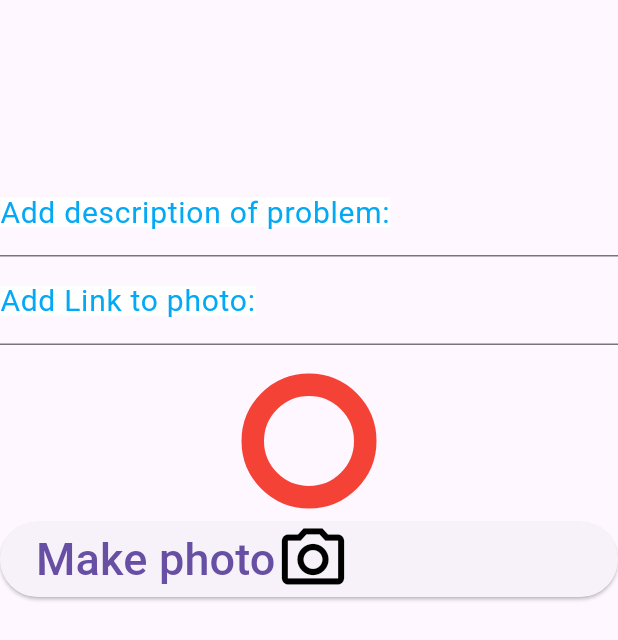
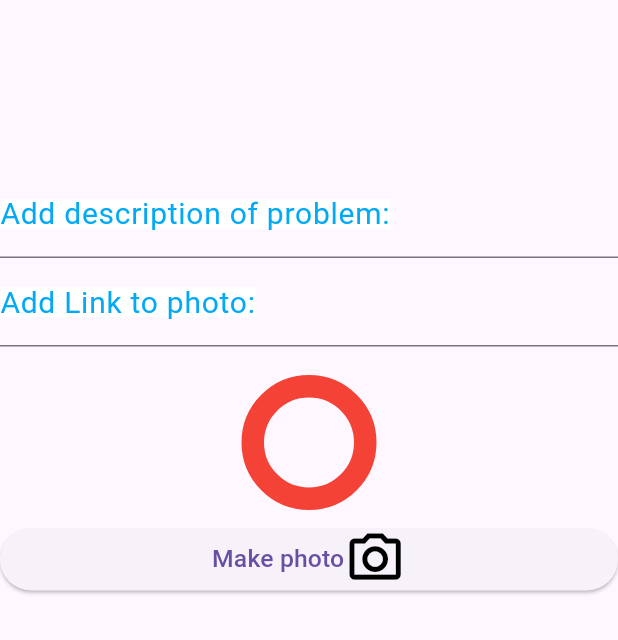
Before and after one commit to GroupeSedimat/Flutter_camion_controle_application, a Flutter app: the ValidateTask widget shown alone on an empty page, opened directly with empty values, on a phone screen of 412 x 824 dp. Shown: the top 640 px of the screen. Run offline on Flutter 3.47's test engine with Material 3 defaults, Android fonts, the phone set to English and light mode, and no system bars; our stand-ins replace cloud_firestore, firebase_auth, firebase_core, firebase_storage, flutter_spinkit, get and 1 more; accounts and stored records are empty.

Commit message:
Text button size and avatar adaptive adjust

```diff
--- a/lib/models/checklist/validate_task.dart
+++ b/lib/models/checklist/validate_task.dart
@@ -101,9 +101,9 @@ class ValidateTaskState extends State<ValidateTask> {
             const SizedBox(height: 20),
             Text(
               widget.blueprint.description,
-              style: const TextStyle(
+              style: TextStyle(
                 backgroundColor: Colors.white,
-                fontSize: 20,
+                fontSize: screenWidth * 0.05,
                 color: Colors.grey,
               ),
             ),
@@ -162,18 +162,19 @@ class ValidateTaskState extends State<ValidateTask> {
             const SizedBox(height: 30),
             ElevatedButton(
                 onPressed: () => pickImageFromCamera(),
-                child: const Row(
+                child: Row(
+                  mainAxisAlignment: MainAxisAlignment.center,
                   children: [
                     Text(
                       "Make photo",
                       style: TextStyle(
-                        fontSize: 30,
+                        fontSize: screenWidth * 0.04,
                       ),
                     ),
                     Icon(
                       Icons.camera_alt_outlined,
                       color: Colors.black,
-                      size: 50,
+                      size: screenWidth * 0.1,
                     ),
                   ],
                 )
@@ -194,22 +195,23 @@ class ValidateTaskState extends State<ValidateTask> {
 
             ElevatedButton(
               style: ElevatedButton.styleFrom(
-                minimumSize: const Size(150, 150),
+                minimumSize: const Size(150, 50),
                 padding: const EdgeInsets.all(10),
               ),
               onPressed: () => pickImageFromGallery(),
-              child: const Row(
+              child: Row(
+                mainAxisAlignment: MainAxisAlignment.center,
                 children: [
                   Text(
                     "Take photo from gallery",
                     style: TextStyle(
-                      fontSize: 30,
+                      fontSize: screenWidth * 0.04,
                     ),
                   ),
                   Icon(
                     Icons.image_outlined,
                     color: Colors.black,
-                    size: 50,
+                    size: screenWidth * 0.1,
                   ),
                 ],
               )
--- a/lib/welcome_page.dart
+++ b/lib/welcome_page.dart
@@ -39,7 +39,6 @@ class WelcomePage extends StatelessWidget {
           children: [
             Container(
               width: w,
-              height: h * 0.3,
               decoration: BoxDecoration(
                 image: DecorationImage(
                   image: AssetImage("assets/images/image2.webp"),
@@ -47,12 +46,14 @@ class WelcomePage extends StatelessWidget {
                 ),
               ),
               child: Column(
+                crossAxisAlignment: CrossAxisAlignment.center,
                 children: [
-                  SizedBox(height: h * 0.12),
+                  SizedBox(height: h * 0.05),
                   CircleAvatar(
                     radius: 100,
                     backgroundImage: AssetImage("assets/images/836.jpg"),
                   ),
+                  SizedBox(height: h * 0.05),
                 ],
               ),
             ),
```
